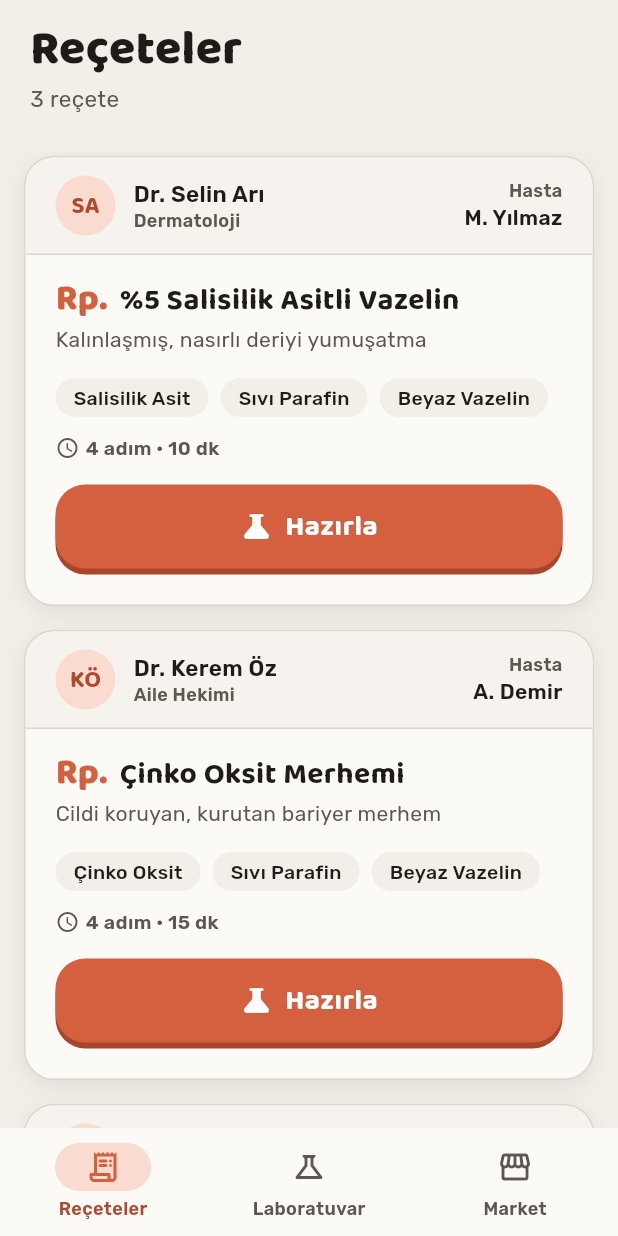
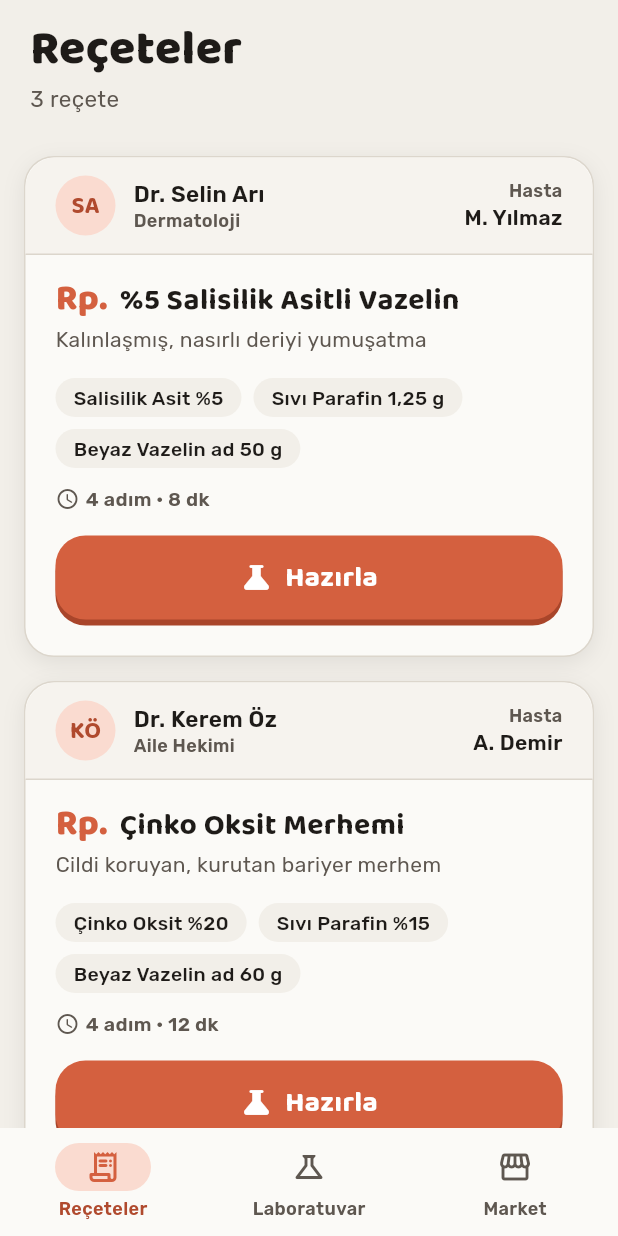
Before and after one commit to Pharmamental/Majistral, a Flutter app: the screen it shows after launch, on a phone screen of 412 x 824 dp. Run offline on Flutter 3.47's test engine with Material 3 defaults, Android fonts, the phone set to English and light mode, and no system bars; our stand-ins replace shared_preferences.

Commit message:
Miktar hesabı: tartım terazide oyuncu adımı oldu, reçetelere kaynaklı formüller eklendi
Co-Authored-By: Claude Opus 5.5 <noreply@anthropic.com>

```diff
--- a/lib/data/orders.dart
+++ b/lib/data/orders.dart
@@ -2,8 +2,17 @@ import 'package:flutter/material.dart';
 
 import '../models/prescription.dart';
 
-// Örnek reçeteler. Hekim ve hasta adları uydurma. Formül miktarları bilerek
-// yok; içerik yayından önce iki kaynakla doğrulanacak (AGENTS.md).
+// Örnek reçeteler. Hekim ve hasta adları uydurma. İçerik yayından önce
+// öğretim üyesi/eczacı onayından geçecek (AGENTS.md).
+//
+// Formül kaynakları (2026-10-26):
+// - Hidrofil merhem: USP Hydrophilic Ointment (1000 g formülü); Ankara Üni.
+//   açık ders föyü aynı oranı 100 g için veriyor.
+// - Çinko oksit merhemi: USP Zinc Oxide Compounded Ointment oranları (%20 ZnO,
+//   %15 mineral yağ). USP bazı "beyaz merhem" (vazelin + %5 beyaz balmumu);
+//   oyunda beyaz vazelin kullanıldı, bu bir uyarlamadır.
+// - Salisilik asitli vazelin: Prag Charles Üni. föyündeki %1 formülün
+//   levigasyon oranı (asidin yarısı kadar sıvı parafin) %5'e uygulandı.
 //
 // Alet kuralları ASHP nonsteril majistral bülteninden: cam havan kaygan ve
 // toz ezmez (sıvı, boyayan madde için); porselen ve Wedgwood toz/kristal için.
@@ -22,10 +31,16 @@ const List<PrescriptionOrder> prescriptionOrders = [
     patientName: 'M. Yılmaz',
     magistralName: '%5 Salisilik Asitli Vazelin',
     purpose: 'Kalınlaşmış, nasırlı deriyi yumuşatma',
-    chemicals: ['Salisilik Asit', 'Sıvı Parafin', 'Beyaz Vazelin'],
+    ingredients: [
+      Ingredient('Salisilik Asit', '%5', 2.5),
+      Ingredient('Sıvı Parafin', '1,25 g', 1.25),
+      Ingredient('Beyaz Vazelin', 'ad 50 g', 46.25),
+    ],
+    calcHint: 'Yüzde toplamdan hesaplanır: 50 g × %5 = 2,5 g salisilik asit. '
+        '"ad 50 g" son maddeyle toplamı 50 g\'a tamamla demek: 50 − 2,5 − 1,25 = 46,25 g vazelin.',
     distractors: ['Gliserin', 'Distile Su', 'Çinko Oksit'],
     steps: [
-      PrescriptionStep('Tartım', station: LabStation.terazi, minutes: 2, icon: Icons.scale_outlined),
+      PrescriptionStep('Tartım', station: LabStation.terazi, minutes: 0, interactive: true, icon: Icons.scale_outlined),
       PrescriptionStep('Levigasyon', station: LabStation.havan, minutes: 3, icon: Icons.blender_outlined),
       PrescriptionStep('Karıştırma', station: LabStation.karistirma, minutes: 4, icon: Icons.autorenew),
       PrescriptionStep('Etiket', station: LabStation.ambalaj, minutes: 1, icon: Icons.label_outline),
@@ -48,10 +63,16 @@ const List<PrescriptionOrder> prescriptionOrders = [
     patientName: 'A. Demir',
     magistralName: 'Çinko Oksit Merhemi',
     purpose: 'Cildi koruyan, kurutan bariyer merhem',
-    chemicals: ['Çinko Oksit', 'Sıvı Parafin', 'Beyaz Vazelin'],
+    ingredients: [
+      Ingredient('Çinko Oksit', '%20', 12),
+      Ingredient('Sıvı Parafin', '%15', 9),
+      Ingredient('Beyaz Vazelin', 'ad 60 g', 39),
+    ],
+    calcHint: 'Her yüzdeyi toplamla çarp: 60 g × %20 = 12 g çinko oksit, 60 g × %15 = 9 g sıvı parafin. '
+        '"ad 60 g" vazelinin toplamı 60 g\'a tamamladığını söyler: 60 − 12 − 9 = 39 g.',
     distractors: ['Salisilik Asit', 'Gliserin', 'Distile Su'],
     steps: [
-      PrescriptionStep('Tartım', station: LabStation.terazi, minutes: 3, icon: Icons.scale_outlined),
+      PrescriptionStep('Tartım', station: LabStation.terazi, minutes: 0, interactive: true, icon: Icons.scale_outlined),
       PrescriptionStep('Levigasyon', station: LabStation.havan, minutes: 4, icon: Icons.blender_outlined),
       PrescriptionStep('Karıştırma', station: LabStation.karistirma, minutes: 6, icon: Icons.autorenew),
       PrescriptionStep('Etiket', station: LabStation.ambalaj, minutes: 2, icon: Icons.label_outline),
@@ -69,10 +90,20 @@ const List<PrescriptionOrder> prescriptionOrders = [
     patientName: 'E. Şahin',
     magistralName: 'Hidrofil Merhem',
     purpose: 'Suyla yıkanabilen krem tipi baz',
-    chemicals: ['Yağ fazı bileşenleri', 'Distile Su', 'Gliserin'],
-    distractors: ['Çinko Oksit', 'Salisilik Asit', 'Sıvı Parafin'],
+    ingredients: [
+      Ingredient('Metilparaben', '0,25 g', 0.025),
+      Ingredient('Propilparaben', '0,15 g', 0.015),
+      Ingredient('Sodyum Lauril Sülfat', '10 g', 1),
+      Ingredient('Propilen Glikol', '120 g', 12),
+      Ingredient('Stearil Alkol', '250 g', 25),
+      Ingredient('Beyaz Vazelin', '250 g', 25),
+      Ingredient('Distile Su', '370 g', 37),
+    ],
+    batchNote: 'Formül 1000 g için yazılmış; sen 100 g hazırla.',
+    calcHint: '100 g, 1000 g\'ın onda biri: her miktarı 10\'a böl. 250 g → 25 g, 0,25 g → 0,025 g.',
+    distractors: ['Gliserin', 'Çinko Oksit', 'Salisilik Asit'],
     steps: [
-      PrescriptionStep('Tartım', station: LabStation.terazi, minutes: 3, icon: Icons.scale_outlined),
+      PrescriptionStep('Tartım', station: LabStation.terazi, minutes: 0, interactive: true, icon: Icons.scale_outlined),
       PrescriptionStep('Isıtma', station: LabStation.isitma, minutes: 10, interactive: true, imagePath: 'assets/images/Burn_icon.webp'),
       PrescriptionStep('Emülsifikasyon', station: LabStation.karistirma, minutes: 9, icon: Icons.autorenew),
       // Krem soğuyana kadar karıştırılır; soğuma da karıştırma istasyonunda.
--- a/lib/models/prep_job.dart
+++ b/lib/models/prep_job.dart
@@ -102,13 +102,14 @@ class PrepJob {
   /// Bütün adımlar bitti mi?
   bool doneAt(DateTime at) => pending.isEmpty && !at.isBefore(readyAt);
 
-  PrepJob copyWith({List<StepSlot>? slots, List<PendingStep>? pending}) => PrepJob(
+  PrepJob copyWith({List<StepSlot>? slots, List<PendingStep>? pending, int? stars, List<String>? notes}) =>
+      PrepJob(
         magistralName: magistralName,
         startedAt: startedAt,
         slots: slots ?? this.slots,
         pending: pending ?? this.pending,
-        stars: stars,
-        notes: notes,
+        stars: stars ?? this.stars,
+        notes: notes ?? this.notes,
       );
 
   /// [at] anında çalışan adım; adımlar arasında sıra bekleniyorsa ya da iş
--- a/lib/models/prescription.dart
+++ b/lib/models/prescription.dart
@@ -34,8 +34,9 @@ class PrescriptionStep {
   /// Adımın gerçek zamanlı süresi (dakika). Yer tutucu; kapalı testte ayarlanacak.
   final int minutes;
 
-  /// Süre dolunca iş durur ve oyuncuyu bekler (ısıtmada termometreyi tutmak).
-  /// Oyuncu bitirince sonraki adımlar o andan itibaren planlanır.
+  /// Süre dolunca iş durur ve oyuncuyu bekler (ısıtmada termometreyi tutmak);
+  /// süresi 0 olan adımda (tartım) iş adıma gelir gelmez bekler. Oyuncu
+  /// bitirince sonraki adımlar o andan itibaren planlanır.
   final bool interactive;
   final IconData? icon;
   final String? imagePath;
@@ -64,6 +65,16 @@ class ToolRequirement {
   final String? hint;
 }
 
+/// Reçetedeki bir satır: madde, reçetede nasıl yazıldığı ("%5", "1,25 g",
+/// "ad 50 g") ve terazide tartılacak doğru miktar.
+class Ingredient {
+  const Ingredient(this.name, this.written, this.grams);
+
+  final String name;
+  final String written;
+  final double grams;
+}
+
 class PrescriptionOrder {
   const PrescriptionOrder({
     required this.doctorName,
@@ -71,12 +82,28 @@ class PrescriptionOrder {
     required this.patientName,
     required this.magistralName,
     required this.purpose,
-    required this.chemicals,
+    required this.ingredients,
+    required this.calcHint,
     required this.distractors,
     required this.steps,
     required this.sequenceHint,
+    this.batchNote,
     this.tools = const [],
   });
+
+  /// Reçetedeki maddeler, yazıldığı sırayla.
+  final List<Ingredient> ingredients;
+
+  /// Tartım yanlışsa hesabın nasıl yapıldığını anlatan kısa açıklama.
+  final String calcHint;
+
+  /// Formül başka bir toplam için yazıldıysa ne kadar hazırlanacağı.
+  final String? batchNote;
+
+  List<String> get chemicals => [for (final i in ingredients) i.name];
+
+  /// Hazırlanacak toplam miktar (g).
+  double get totalGrams => ingredients.fold(0, (sum, i) => sum + i.grams);
 
   /// Bu reçetede seçilecek aletler; listede olmayan tür bu reçetede sorulmaz.
   final List<ToolRequirement> tools;
@@ -91,7 +118,6 @@ class PrescriptionOrder {
   final String patientName;
   final String magistralName;
   final String purpose;
-  final List<String> chemicals;
 
   /// Rafta reçetedekilerle karışık duran, bu reçetede olmayan kimyasallar.
   final List<String> distractors;
--- a/lib/screens/preparation_screen.dart
+++ b/lib/screens/preparation_screen.dart
@@ -268,7 +268,10 @@ class _RecipeSummary extends StatelessWidget {
             child: Column(
               crossAxisAlignment: CrossAxisAlignment.start,
               children: [
-                Text(order.chemicals.join(' · '), style: AppText.body(weight: FontWeight.w600)),
+                Text(
+                  [for (final i in order.ingredients) '${i.name} ${i.written}'].join(' · '),
+                  style: AppText.body(weight: FontWeight.w600),
+                ),
                 const SizedBox(height: AppSpace.xs),
                 Text('${order.doctorName} · ${order.doctorBranch}', style: AppText.label(size: 12)),
               ],
--- a/lib/widgets/prescription_card.dart
+++ b/lib/widgets/prescription_card.dart
@@ -51,8 +51,12 @@ class PrescriptionCard extends StatelessWidget {
                 Wrap(
                   spacing: AppSpace.sm,
                   runSpacing: AppSpace.sm,
-                  children: [for (final c in order.chemicals) _ChemicalChip(name: c)],
+                  children: [for (final i in order.ingredients) _ChemicalChip(name: '${i.name} ${i.written}')],
                 ),
+                if (order.batchNote != null) ...[
+                  const SizedBox(height: AppSpace.sm),
+                  Text(order.batchNote!, style: AppText.body(size: 14, weight: FontWeight.w600)),
+                ],
                 const SizedBox(height: AppSpace.md),
                 // Adımların sırası burada gösterilmez: hazırlama ekranında oyuncu
                 // o sırayı kendisi kuruyor. Yalnız iş ne kadar sürer, o yazar.
```
Also changed, not shown: lib/logic/job_store.dart (+10 -4 lines), lib/logic/quality.dart (+34 -0 lines), lib/screens/lab_screen.dart (+4 -3 lines), lib/widgets/job_status.dart (+7 -6 lines), lib/widgets/station_action.dart (added, +30 -0 lines), lib/widgets/weighing_sheet.dart (added, +221 -0 lines), 5 other files.
